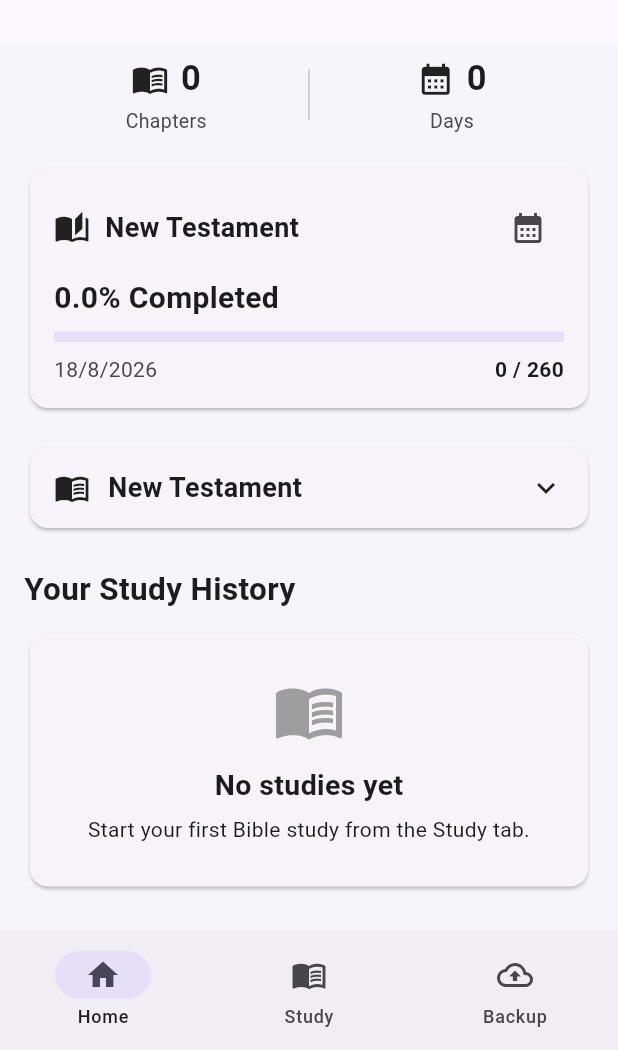
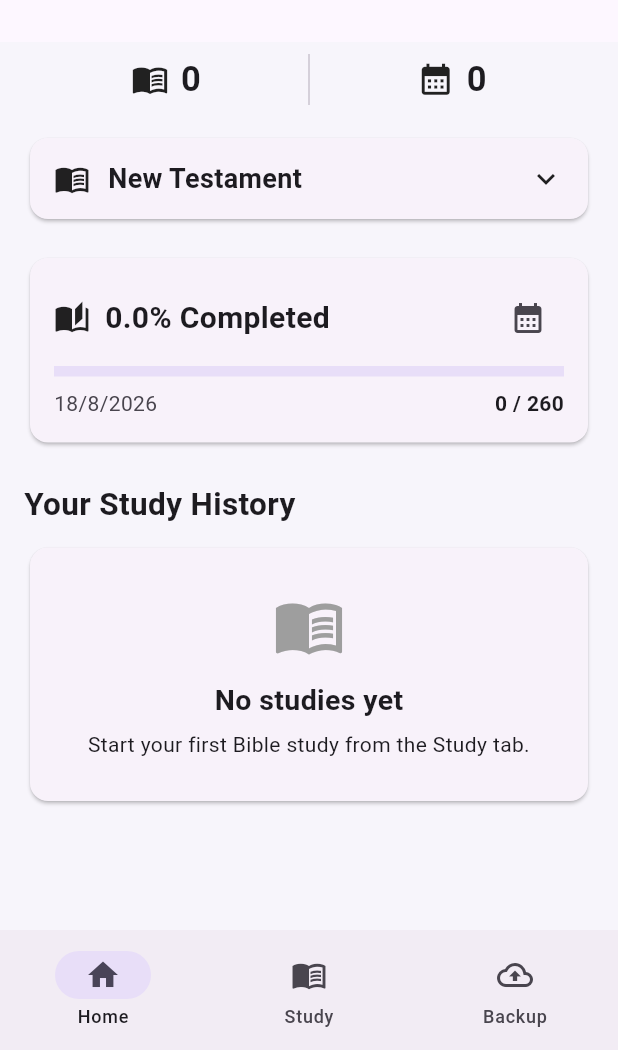
Before and after one commit to bitaniya1267/everyday-bible-study, a Flutter app: the screen it shows after launch, on a phone screen of 412 x 824 dp, the part 186-1236 px from its top. Run offline on Flutter 3.47's test engine with Material 3 defaults, Android fonts, the phone set to English and light mode, and no system bars; our stand-ins replace shared_preferences.

Commit message:
Refactor New Testament section and progress display

```diff
--- a/lib/main.dart
+++ b/lib/main.dart
@@ -372,8 +372,7 @@ class StudyStorage {
     final backup = {
       'app': 'Bitaniya Bible Study',
       'version': 1,
-      'createdAt':
-          DateTime.now().toIso8601String(),
+      'createdAt': DateTime.now().toIso8601String(),
       'studies':
           days.map((day) => day.toJson()).toList(),
     };
@@ -691,6 +690,7 @@ class _HomeScreenState extends State<HomeScreen> {
 
   bool loadingReading = true;
 
+  // The New Testament section itself is closed by default.
   bool booksExpanded = false;
 
   @override
@@ -875,8 +875,13 @@ class _HomeScreenState extends State<HomeScreen> {
                 SliverChildListDelegate(
               [
                 // ==================================================
-                // TOP PROGRESS ROW
+                // TOP ROW
                 // ==================================================
+                //
+                // Only chapter count + study days.
+                // No New Testament heading here.
+                // No Writing Completed tracker.
+                //
 
                 Row(
                   children: [
@@ -885,7 +890,6 @@ class _HomeScreenState extends State<HomeScreen> {
                         icon: Icons.menu_book,
                         value:
                             '$studyChapterCount',
-                        label: 'Chapters',
                       ),
                     ),
 
@@ -905,7 +909,6 @@ class _HomeScreenState extends State<HomeScreen> {
                             Icons.calendar_month,
                         value:
                             '$studyDays',
-                        label: 'Days',
                       ),
                     ),
                   ],
@@ -916,124 +919,12 @@ class _HomeScreenState extends State<HomeScreen> {
                 ),
 
                 // ==================================================
-                // NEW TESTAMENT READING PROGRESS
+                // NEW TESTAMENT BOOKS
                 // ==================================================
-
-                Card(
-                  child: Padding(
-                    padding:
-                        const EdgeInsets.all(
-                      16,
-                    ),
-                    child: Column(
-                      crossAxisAlignment:
-                          CrossAxisAlignment
-                              .start,
-                      children: [
-                        Row(
-                          children: [
-                            const Icon(
-                              Icons.auto_stories,
-                            ),
-                            const SizedBox(
-                              width: 10,
-                            ),
-                            const Expanded(
-                              child: Text(
-                                'New Testament',
-                                style:
-                                    TextStyle(
-                                  fontSize: 18,
-                                  fontWeight:
-                                      FontWeight.bold,
-                                ),
-                              ),
-                            ),
-                            IconButton(
-                              tooltip:
-                                  'Choose date',
-                              onPressed:
-                                  pickReadingDate,
-                              icon:
-                                  const Icon(
-                                Icons
-                                    .calendar_month,
-                              ),
-                            ),
-                          ],
-                        ),
-
-                        const SizedBox(
-                          height: 8,
-                        ),
-
-                        // ONLY "Completed" NEXT
-                        // TO THE PERCENTAGE.
-                        Text(
-                          '${(todayPercentage * 100).toStringAsFixed(1)}% Completed',
-                          style:
-                              const TextStyle(
-                            fontSize: 20,
-                            fontWeight:
-                                FontWeight.bold,
-                          ),
-                        ),
-
-                        const SizedBox(
-                          height: 8,
-                        ),
-
-                        LinearProgressIndicator(
-                          value:
-                              todayPercentage,
-                          minHeight: 7,
-                        ),
-
-                        const SizedBox(
-                          height: 8,
-                        ),
-
-                        // EXISTING DATE + COUNT.
-                        Row(
-                          children: [
-                            Expanded(
-                              child: Text(
-                                '${selectedDate.day}/'
-                                '${selectedDate.month}/'
-                                '${selectedDate.year}',
-                                style:
-                                    TextStyle(
-                                  color: Theme.of(
-                                    context,
-                                  )
-                                      .colorScheme
-                                      .onSurfaceVariant,
-                                ),
-                              ),
-                            ),
-                            Text(
-                              '$totalReadToday / '
-                              '$totalNewTestamentChapters',
-                              style:
-                                  const TextStyle(
-                                fontWeight:
-                                    FontWeight.bold,
-                              ),
-                            ),
-                          ],
-                        ),
-                      ],
-                    ),
-                  ),
-                ),
-
-                const SizedBox(
-                  height: 18,
-                ),
-
-                // ==================================================
-                // COLLAPSIBLE NEW TESTAMENT BOOKS
-                // ==================================================
+                //
+                // This is BEFORE the progress section.
+                // Only ONE New Testament heading.
+                //
 
                 Card(
                   clipBehavior:
@@ -1086,11 +977,114 @@ class _HomeScreenState extends State<HomeScreen> {
                         ),
                       ),
 
+                      // Books are hidden until the
+                      // New Testament section is opened.
                       if (booksExpanded)
                         ...newTestamentBooks.map(
                           _buildBookCard,
                         ),
                     ],
+                  ),
+                ),
+
+                const SizedBox(
+                  height: 18,
+                ),
+
+                // ==================================================
+                // READING PROGRESS
+                // ==================================================
+                //
+                // "Completed" is next to the percentage.
+                // No separate Writing Completed bar.
+                //
+
+                Card(
+                  child: Padding(
+                    padding:
+                        const EdgeInsets.all(
+                      16,
+                    ),
+                    child: Column(
+                      children: [
+                        Row(
+                          children: [
+                            const Icon(
+                              Icons.auto_stories,
+                            ),
+                            const SizedBox(
+                              width: 10,
+                            ),
+                            Expanded(
+                              child: Text(
+                                '${(todayPercentage * 100).toStringAsFixed(1)}% Completed',
+                                style:
+                                    const TextStyle(
+                                  fontSize: 20,
+                                  fontWeight:
+                                      FontWeight.bold,
+                                ),
+                              ),
+                            ),
+                            IconButton(
+                              tooltip:
+                                  'Choose date',
+                              onPressed:
+                                  pickReadingDate,
+                              icon:
+                                  const Icon(
+                                Icons
+                                    .calendar_month,
+                              ),
+                            ),
+                          ],
+                        ),
+
+                        const SizedBox(
+                          height: 8,
+                        ),
+
+                        LinearProgressIndicator(
+                          value:
+                              todayPercentage,
+                          minHeight: 7,
+                        ),
+
+                        const SizedBox(
+                          height: 8,
+                        ),
+
+                        // KEEP 0 / 260 HERE.
+                        Row(
+                          children: [
+                            Expanded(
+                              child: Text(
+                                '${selectedDate.day}/'
+                                '${selectedDate.month}/'
+                                '${selectedDate.year}',
+                                style:
+                                    TextStyle(
+                                  color: Theme.of(
+                                    context,
+                                  )
+                                      .colorScheme
+                                      .onSurfaceVariant,
+                                ),
+                              ),
+                            ),
+                            Text(
+                              '$totalReadToday / '
+                              '$totalNewTestamentChapters',
+                              style:
+                                  const TextStyle(
+                                fontWeight:
+                                    FontWeight.bold,
+                              ),
+                            ),
+                          ],
+                        ),
+                      ],
+                    ),
                   ),
                 ),
 
@@ -1117,8 +1111,8 @@ class _HomeScreenState extends State<HomeScreen> {
 
                 if (sorted.isEmpty)
                   const _EmptyCard(
-                    icon:
-                        Icons.menu_book_outlined,
+                    icon: Icons
+                        .menu_book_outlined,
                     title:
                         'No studies yet',
                     message:
@@ -1473,28 +1467,22 @@ class _HomeScreenState extends State<HomeScreen> {
 }
 
 // ============================================================
-// TOP PROGRESS ITEM
+// SIMPLE HOME TOP PROGRESS ITEM
 // ============================================================
 
 class _TopProgressItem
     extends StatelessWidget {
   final IconData icon;
   final String value;
-  final String label;
 
   const _TopProgressItem({
     required this.icon,
     required this.value,
-    required this.label,
   });
 
   @override
   Widget build(BuildContext context) {
-    return Column(
-      mainAxisAlignment:
-          MainAxisAlignment.center,
-      children: [
-        Row(
+    return Row(
       mainAxisAlignment:
           MainAxisAlignment.center,
       children: [
@@ -1512,21 +1500,6 @@ class _TopProgressItem
             fontSize: 23,
             fontWeight:
                 FontWeight.bold,
-              ),
-            ),
-          ],
-        ),
-        const SizedBox(
-          height: 2,
-        ),
-        Text(
-          label,
-          style:
-              TextStyle(
-            fontSize: 13,
-            color: Theme.of(context)
-                .colorScheme
-                .onSurfaceVariant,
           ),
         ),
       ],
@@ -1658,7 +1631,6 @@ class SettingsScreen
 class DailyStudyScreen
     extends StatefulWidget {
   final List<StudyDay> days;
-
   final void Function(
     StudyDay day,
   ) onSaveDay;
@@ -2042,9 +2014,11 @@ class _DailyStudyScreenState
                   Icons.calendar_today,
                 ),
               ),
+
               const SizedBox(
                 width: 14,
               ),
+
               Expanded(
                 child: Text(
                   '${selectedDate.day}/'
@@ -2058,6 +2032,7 @@ class _DailyStudyScreenState
                   ),
                 ),
               ),
+
               const Icon(
                 Icons.chevron_right,
               ),
@@ -2291,30 +2266,43 @@ class _ChapterCardState
     extends State<ChapterCard> {
   late final TextEditingController
       referenceController;
+
   late final TextEditingController
       keyVerseController;
+
   late final TextEditingController
       summaryController;
+
   late final TextEditingController
       observationsController;
+
   late final TextEditingController
       meaningController;
+
   late final TextEditingController
       lessonsController;
+
   late final TextEditingController
       applicationController;
+
   late final TextEditingController
       questionsController;
+
   late final TextEditingController
       prayerController;
+
   late final TextEditingController
       characterNameController;
+
   late final TextEditingController
       characterWhoController;
+
   late final TextEditingController
       characterTraitsController;
+
   late final TextEditingController
       characterActionsController;
+
   late final TextEditingController
       characterLessonsController;
 
@@ -2404,6 +2392,7 @@ class _ChapterCardState
     applicationController.dispose();
     questionsController.dispose();
     prayerController.dispose();
+
     characterNameController.dispose();
     characterWhoController.dispose();
     characterTraitsController.dispose();
@@ -2416,30 +2405,43 @@ class _ChapterCardState
   void sync() {
     widget.chapter.reference =
         referenceController.text;
+
     widget.chapter.keyVerse =
         keyVerseController.text;
+
     widget.chapter.summary =
         summaryController.text;
+
     widget.chapter.observations =
         observationsController.text;
+
     widget.chapter.meaning =
         meaningController.text;
+
     widget.chapter.lessons =
         lessonsController.text;
+
     widget.chapter.application =
         applicationController.text;
+
     widget.chapter.questions =
         questionsController.text;
+
     widget.chapter.prayer =
         prayerController.text;
+
     widget.chapter.characterName =
         characterNameController.text;
+
     widget.chapter.characterWho =
         characterWhoController.text;
+
     widget.chapter.characterTraits =
         characterTraitsController.text;
+
     widget.chapter.characterActions =
         characterActionsController.text;
+
     widget.chapter.characterLessons =
         characterLessonsController.text;
 
@@ -2492,6 +2494,7 @@ class _ChapterCardState
           Clip.antiAlias,
       child:
           ExpansionTile(
+        // Chapters are CLOSED by default.
         initiallyExpanded:
             false,
 
```
Lines whose indentation alone changed are shown as unchanged.
